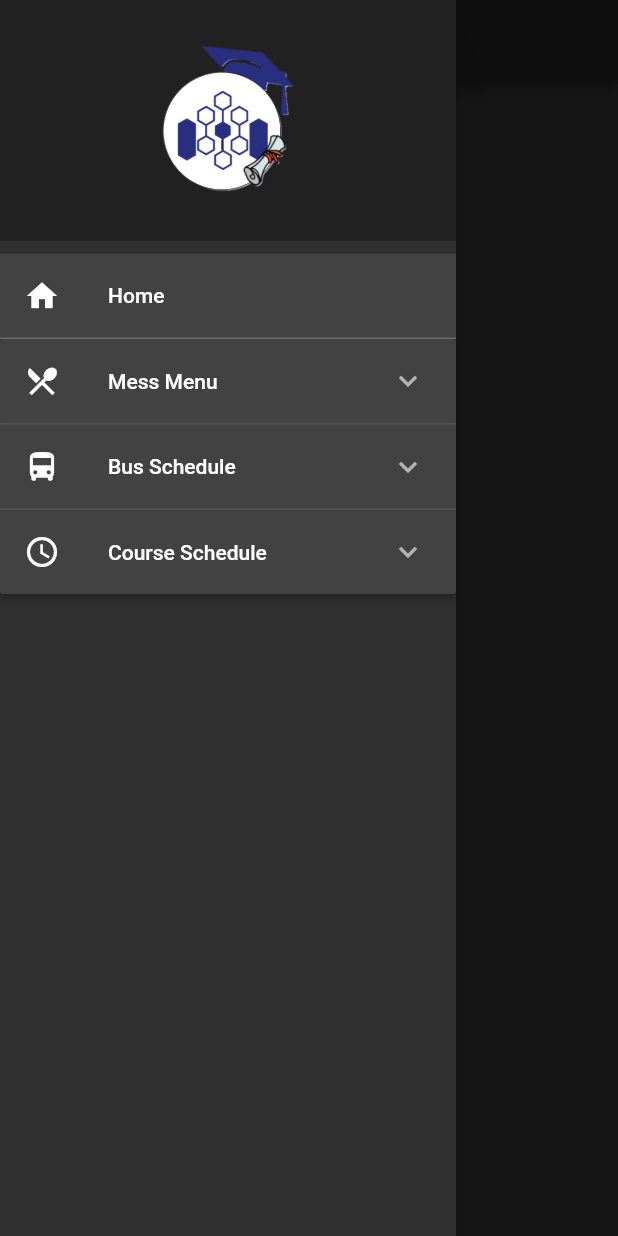
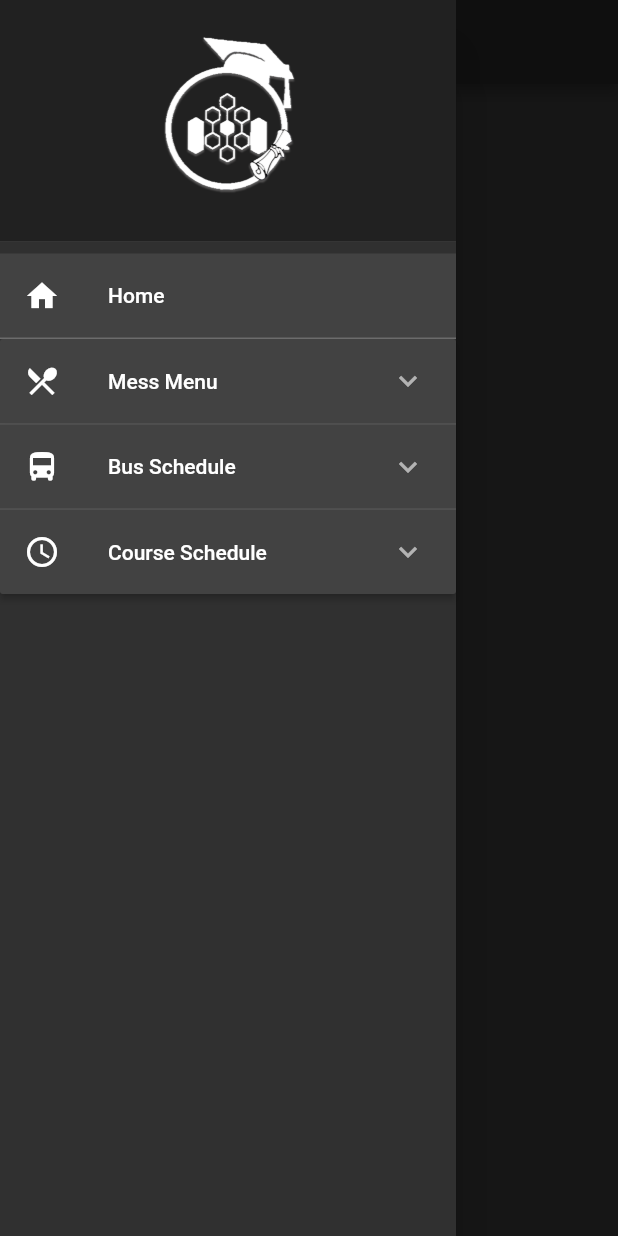
Before and after one commit to Codesoc-IIITR/IIITR, a Flutter app: the screen it shows after launch, with the side drawer open, on a phone screen of 412 x 824 dp. Run offline on Flutter 3.47's test engine with Material 2 defaults, Android fonts, the phone set to English and light mode, and no system bars; drawn by our look-alikes of overlay_support; our stand-ins replace auto_size_text, cloud_firestore, firebase_messaging, flip_card, flutter_local_notifications, flutter_spinkit and 5 more; missing offline and left inert: cloud_firestore_web, firebase_core_web, flutter_google_maps, maps_curved_line; accounts and stored records are empty; statements that could not run were skipped.

Commit message:
Changed app name to IIITR Insights Changed drawer logo

```diff
--- a/lib/my_drawer.dart
+++ b/lib/my_drawer.dart
@@ -181,7 +181,7 @@ class _MyDrawerState extends State<MyDrawer> {
                   width: double.infinity,
                 ),
                 Image(
-                  image: AssetImage("images/Icon.png"),
+                  image: AssetImage("images/white_logo.png"),
                   //width: 10.0,
                   height: MediaQuery.of(context).size.height * 0.14,
                 ),
--- a/lib/splash_screen.dart
+++ b/lib/splash_screen.dart
@@ -72,7 +72,7 @@ class _SplashScreenState extends State<SplashScreen> {
                           height: 20.0,
                         ),
                         Text(
-                          "IIITR Dashboard",
+                          "IIITR Insights",
                         style: TextStyle(
                           color: Colors.white30,
                           fontWeight: FontWeight.bold,
```
Also changed, not shown: 3 other files. Lines whose indentation alone changed are shown as unchanged.
